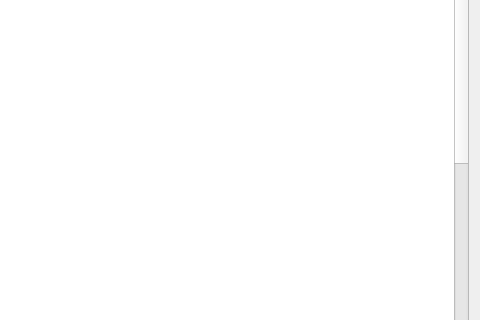
Old version of the form about.ui in the repository nie11kun/HorizonJuicerCreator; both pictures show x 820 to 1300 and y 203 to 523 of the 1300 by 689 pixel window.
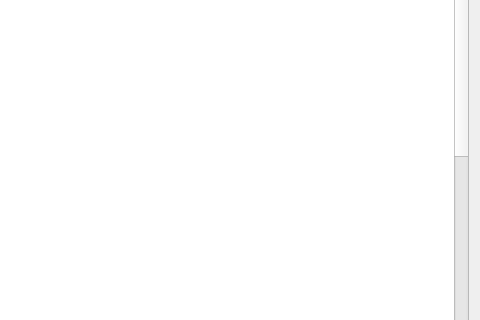
New version of the form.

The edit to the form file:
```diff
--- a/about.ui
+++ b/about.ui
@@ -100,7 +100,8 @@
 &lt;p style=&quot; margin-top:0px; margin-bottom:0px; margin-left:0px; margin-right:0px; -qt-block-indent:0; text-indent:0px;&quot;&gt;&lt;span style=&quot; font-family:'MS Shell Dlg 2'; font-size:13pt;&quot;&gt;  -内螺纹自动对刀测头测量位置(1工件后/-1工件前) B_MACHINE_INI 修改 TOOL_SET[43]&lt;/span&gt;&lt;/p&gt;
 &lt;p style=&quot; margin-top:0px; margin-bottom:0px; margin-left:0px; margin-right:0px; -qt-block-indent:0; text-indent:0px;&quot;&gt;&lt;span style=&quot; font-family:'MS Shell Dlg 2'; font-size:13pt;&quot;&gt;  -磨削中心外圆/端面加工时头架旋转方向 变量表修改TECHNOLOGY[230] (0正转/1反转)&lt;/span&gt;&lt;/p&gt;
 &lt;p style=&quot; margin-top:0px; margin-bottom:0px; margin-left:0px; margin-right:0px; -qt-block-indent:0; text-indent:0px;&quot;&gt;&lt;span style=&quot; font-family:'MS Shell Dlg 2'; font-size:13pt;&quot;&gt;  -磨削中心外磨修整器是否液压控制 变量表修改PROCESS[50] (0否1是)&lt;/span&gt;&lt;/p&gt;
-&lt;p style=&quot; margin-top:0px; margin-bottom:0px; margin-left:0px; margin-right:0px; -qt-block-indent:0; text-indent:0px;&quot;&gt;&lt;span style=&quot; font-family:'MS Shell Dlg 2'; font-size:13pt;&quot;&gt;  -磨削中心是否有自动门 变量表修改PROCESS[52] (0否1是)&lt;/span&gt;&lt;/p&gt;&lt;/body&gt;&lt;/html&gt;</string>
+&lt;p style=&quot; margin-top:0px; margin-bottom:0px; margin-left:0px; margin-right:0px; -qt-block-indent:0; text-indent:0px;&quot;&gt;&lt;span style=&quot; font-family:'MS Shell Dlg 2'; font-size:13pt;&quot;&gt;  -磨削中心是否有自动门 变量表修改PROCESS[52] (0否1是)&lt;/span&gt;&lt;/p&gt;
+&lt;p style=&quot; margin-top:0px; margin-bottom:0px; margin-left:0px; margin-right:0px; -qt-block-indent:0; text-indent:0px;&quot;&gt;&lt;span style=&quot; font-family:'MS Shell Dlg 2'; font-size:13pt;&quot;&gt;  -自磨夹具界面开启：变量表修改TECHNOLOGY[232]=1 (磨削界面显示)&lt;/span&gt;&lt;/p&gt;&lt;/body&gt;&lt;/html&gt;</string>
      </property>
     </widget>
    </item>
```
